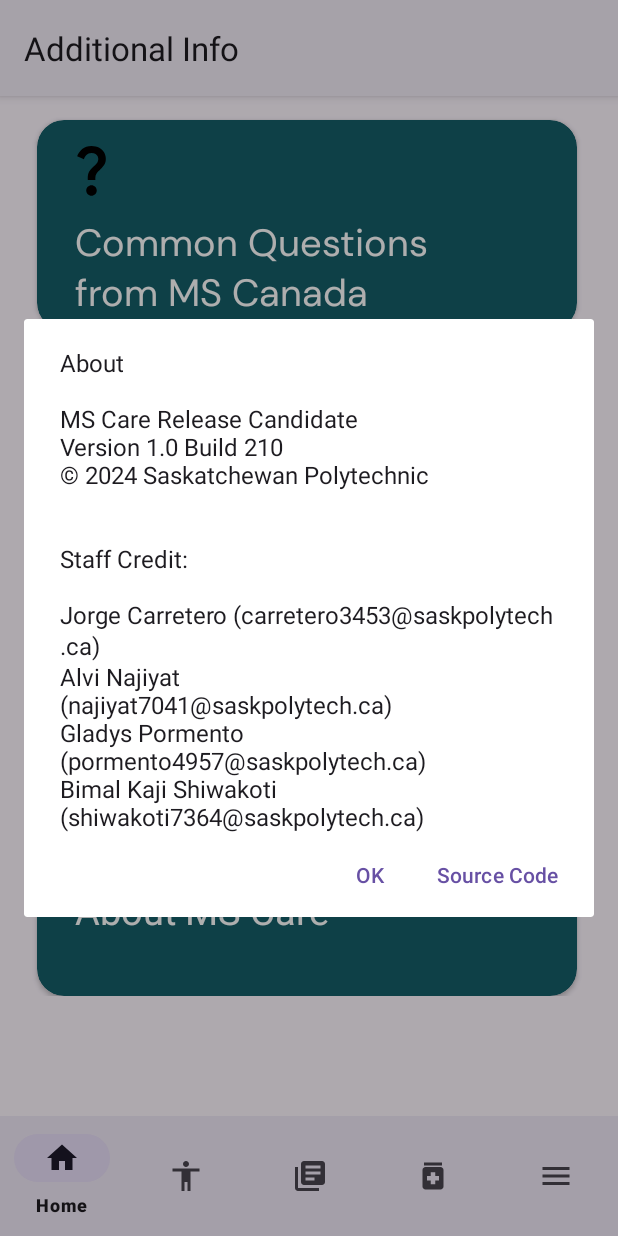
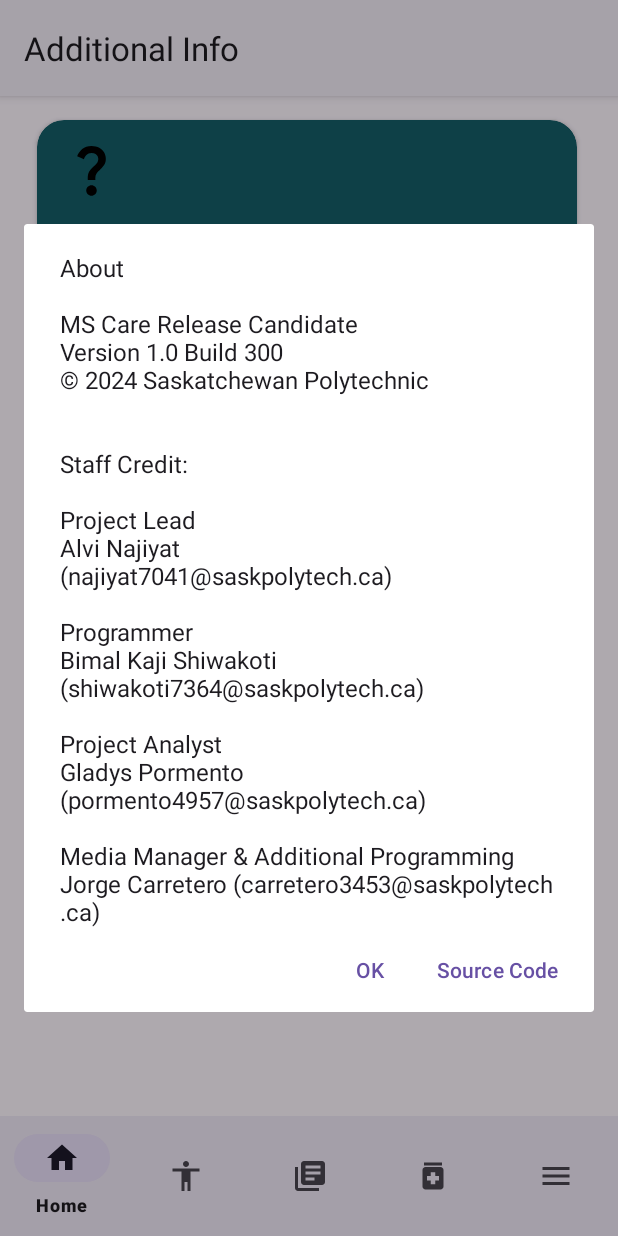
Before and after one commit to SaskPolytechBIS/253project-bisfinal-ms-care-app, an Android app: the MSFAQsFragment screen opened through its navigation route, after a tap on "About MS Care", on a phone screen of 412 x 824 dp. Run offline under Robolectric (Android 15) with nearby library versions, the phone set to English and light mode, and no system bars; our stand-ins replace Volley, navigation-ui; libraries missing offline, so code that uses them is left out: com.loopj.android, cz.msebera.android.

Commit message:
Build number changes to 300 from 210
*Now with Full staff credits

```diff
--- a/MSCare Alpha/app/src/main/java/com/example/mscarealpha/ui/faqs/MSFAQsFragment.java
+++ b/MSCare Alpha/app/src/main/java/com/example/mscarealpha/ui/faqs/MSFAQsFragment.java
@@ -65,7 +65,7 @@ public class MSFAQsFragment extends Fragment {
             @Override
             public void onClick(View v) {
                 new AlertDialog.Builder(getActivity())
-                        .setMessage("About \n\nMS Care Release Candidate\nVersion 1.0 Build 210\n© 2024 Saskatchewan Polytechnic\n\n\nStaff Credit:\n\nJorge Carretero (carretero3453@saskpolytech.ca)\nAlvi Najiyat \n(najiyat7041@saskpolytech.ca)\nGladys Pormento (pormento4957@saskpolytech.ca)\nBimal Kaji Shiwakoti (shiwakoti7364@saskpolytech.ca)")
+                        .setMessage("About \n\nMS Care Release Candidate\nVersion 1.0 Build 300\n© 2024 Saskatchewan Polytechnic\n\n\nStaff Credit:\n\nProject Lead\nAlvi Najiyat\n(najiyat7041@saskpolytech.ca) \n\nProgrammer\nBimal Kaji Shiwakoti (shiwakoti7364@saskpolytech.ca)\n\nProject Analyst\nGladys Pormento (pormento4957@saskpolytech.ca)\n\nMedia Manager & Additional Programming\nJorge Carretero (carretero3453@saskpolytech.ca)")
                         .setPositiveButton("Source Code", new DialogInterface.OnClickListener() {
                             @Override
                             public void onClick(DialogInterface dialog, int which) {
```
